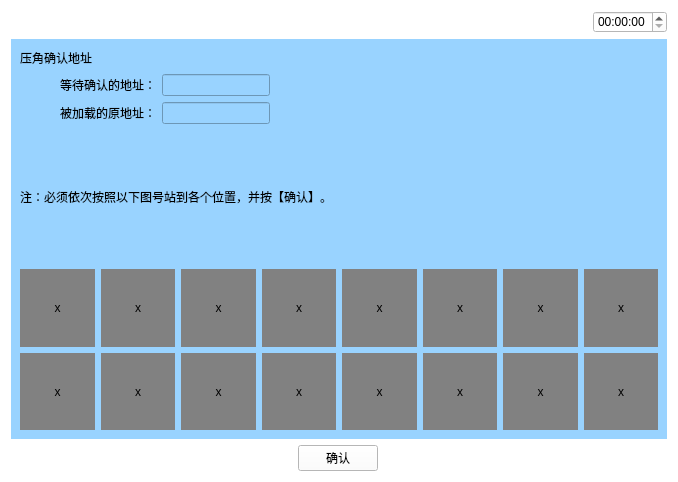
This is WeighSensor/yajiaoquerendizhi.ui in xsw258x2s5w8/WeightSensor as Qt 5 draws it before an edit. The edited form follows.
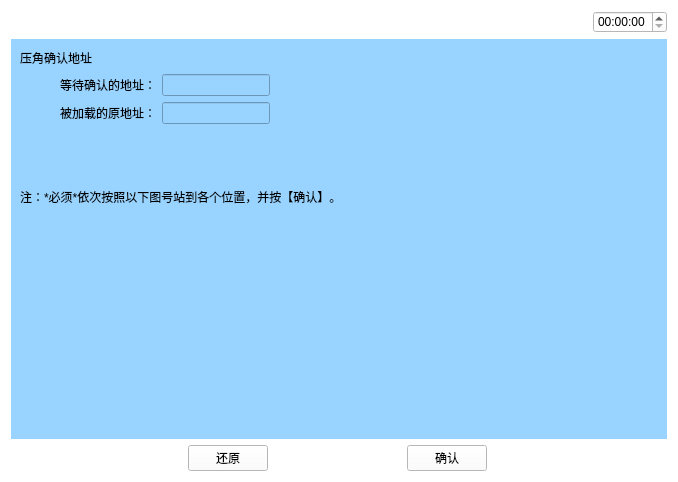
This is the edited form. Icons and pictures are not drawn.

Patch:
```diff
--- a/WeighSensor/yajiaoquerendizhi.ui
+++ b/WeighSensor/yajiaoquerendizhi.ui
@@ -248,7 +248,7 @@
              <number>2</number>
             </property>
             <property name="text">
-             <string>注：必须依次按照以下图号站到各个位置，并按【确认】。</string>
+             <string>注：*必须*依次按照以下图号站到各个位置，并按【确认】。</string>
             </property>
             <property name="wordWrap">
              <bool>true</bool>
@@ -261,78 +261,13 @@
       </item>
       <item>
        <layout class="QGridLayout" name="gridLayout">
-        <item row="0" column="0">
-         <widget class="QLabel" name="label_4">
-          <property name="styleSheet">
-           <string notr="true">background-color: rgb(129, 129, 129);</string>
-          </property>
-          <property name="text">
-           <string>x</string>
-          </property>
-          <property name="alignment">
-           <set>Qt::AlignCenter</set>
-          </property>
-         </widget>
-        </item>
-        <item row="0" column="1">
-         <widget class="QLabel" name="label_10">
-          <property name="styleSheet">
-           <string notr="true">background-color: rgb(129, 129, 129);</string>
-          </property>
-          <property name="text">
-           <string>x</string>
-          </property>
-          <property name="alignment">
-           <set>Qt::AlignCenter</set>
-          </property>
-         </widget>
-        </item>
-        <item row="0" column="2">
-         <widget class="QLabel" name="label_11">
-          <property name="styleSheet">
-           <string notr="true">background-color: rgb(129, 129, 129);</string>
-          </property>
-          <property name="text">
-           <string>x</string>
-          </property>
-          <property name="alignment">
-           <set>Qt::AlignCenter</set>
-          </property>
-         </widget>
-        </item>
-        <item row="0" column="3">
-         <widget class="QLabel" name="label_12">
-          <property name="styleSheet">
-           <string notr="true">background-color: rgb(129, 129, 129);</string>
-          </property>
-          <property name="text">
-           <string>x</string>
-          </property>
-          <property name="alignment">
-           <set>Qt::AlignCenter</set>
-          </property>
-         </widget>
-        </item>
-        <item row="0" column="4">
-         <widget class="QLabel" name="label_13">
-          <property name="styleSheet">
-           <string notr="true">background-color: rgb(129, 129, 129);</string>
-          </property>
-          <property name="text">
-           <string>x</string>
-          </property>
-          <property name="alignment">
-           <set>Qt::AlignCenter</set>
-          </property>
-         </widget>
-        </item>
         <item row="0" column="5">
          <widget class="QLabel" name="label_14">
           <property name="styleSheet">
-           <string notr="true">background-color: rgb(129, 129, 129);</string>
+           <string notr="true"/>
           </property>
           <property name="text">
-           <string>x</string>
+           <string/>
           </property>
           <property name="alignment">
            <set>Qt::AlignCenter</set>
@@ -342,10 +277,10 @@
         <item row="0" column="6">
          <widget class="QLabel" name="label_15">
           <property name="styleSheet">
-           <string notr="true">background-color: rgb(129, 129, 129);</string>
+           <string notr="true"/>
           </property>
           <property name="text">
-           <string>x</string>
+           <string/>
           </property>
           <property name="alignment">
            <set>Qt::AlignCenter</set>
@@ -355,36 +290,10 @@
         <item row="0" column="7">
          <widget class="QLabel" name="label_16">
           <property name="styleSheet">
-           <string notr="true">background-color: rgb(129, 129, 129);</string>
+           <string notr="true"/>
           </property>
           <property name="text">
-           <string>x</string>
-          </property>
-          <property name="alignment">
-           <set>Qt::AlignCenter</set>
-          </property>
-         </widget>
-        </item>
-        <item row="1" column="0">
-         <widget class="QLabel" name="label_17">
-          <property name="styleSheet">
-           <string notr="true">background-color: rgb(129, 129, 129);</string>
-          </property>
-          <property name="text">
-           <string>x</string>
-          </property>
-          <property name="alignment">
-           <set>Qt::AlignCenter</set>
-          </property>
-         </widget>
-        </item>
-        <item row="1" column="1">
-         <widget class="QLabel" name="label_19">
-          <property name="styleSheet">
-           <string notr="true">background-color: rgb(129, 129, 129);</string>
-          </property>
-          <property name="text">
-           <string>x</string>
+           <string/>
           </property>
           <property name="alignment">
            <set>Qt::AlignCenter</set>
@@ -394,10 +303,10 @@
         <item row="1" column="2">
          <widget class="QLabel" name="label_24">
           <property name="styleSheet">
-           <string notr="true">background-color: rgb(129, 129, 129);</string>
+           <string notr="true"/>
           </property>
           <property name="text">
-           <string>x</string>
+           <string/>
           </property>
           <property name="alignment">
            <set>Qt::AlignCenter</set>
@@ -407,10 +316,23 @@
         <item row="1" column="3">
          <widget class="QLabel" name="label_20">
           <property name="styleSheet">
-           <string notr="true">background-color: rgb(129, 129, 129);</string>
+           <string notr="true"/>
           </property>
           <property name="text">
-           <string>x</string>
+           <string/>
+          </property>
+          <property name="alignment">
+           <set>Qt::AlignCenter</set>
+          </property>
+         </widget>
+        </item>
+        <item row="1" column="7">
+         <widget class="QLabel" name="label_18">
+          <property name="styleSheet">
+           <string notr="true"/>
+          </property>
+          <property name="text">
+           <string/>
           </property>
           <property name="alignment">
            <set>Qt::AlignCenter</set>
@@ -420,10 +342,10 @@
         <item row="1" column="4">
          <widget class="QLabel" name="label_23">
           <property name="styleSheet">
-           <string notr="true">background-color: rgb(129, 129, 129);</string>
+           <string notr="true"/>
           </property>
           <property name="text">
-           <string>x</string>
+           <string/>
           </property>
           <property name="alignment">
            <set>Qt::AlignCenter</set>
@@ -433,10 +355,10 @@
         <item row="1" column="5">
          <widget class="QLabel" name="label_21">
           <property name="styleSheet">
-           <string notr="true">background-color: rgb(129, 129, 129);</string>
+           <string notr="true"/>
           </property>
           <property name="text">
-           <string>x</string>
+           <string/>
           </property>
           <property name="alignment">
            <set>Qt::AlignCenter</set>
@@ -446,10 +368,10 @@
         <item row="1" column="6">
          <widget class="QLabel" name="label_22">
           <property name="styleSheet">
-           <string notr="true">background-color: rgb(129, 129, 129);</string>
+           <string notr="true"/>
           </property>
           <property name="text">
-           <string>x</string>
+           <string/>
           </property>
           <property name="alignment">
            <set>Qt::AlignCenter</set>
@@ -459,10 +381,88 @@
         <item row="1" column="7">
          <widget class="QLabel" name="label_18">
           <property name="styleSheet">
-           <string notr="true">background-color: rgb(129, 129, 129);</string>
+           <string notr="true"/>
           </property>
           <property name="text">
-           <string>x</string>
+           <string/>
+          </property>
+          <property name="alignment">
+           <set>Qt::AlignCenter</set>
+          </property>
+         </widget>
+        </item>
+        <item row="1" column="0">
+         <widget class="QLabel" name="label_17">
+          <property name="styleSheet">
+           <string notr="true"/>
+          </property>
+          <property name="text">
+           <string/>
+          </property>
+          <property name="alignment">
+           <set>Qt::AlignCenter</set>
+          </property>
+         </widget>
+        </item>
+        <item row="0" column="6">
+         <widget class="QLabel" name="label_15">
+          <property name="styleSheet">
+           <string notr="true"/>
+          </property>
+          <property name="text">
+           <string/>
+          </property>
+          <property name="alignment">
+           <set>Qt::AlignCenter</set>
+          </property>
+         </widget>
+        </item>
+        <item row="0" column="4">
+         <widget class="QLabel" name="label_13">
+          <property name="styleSheet">
+           <string notr="true"/>
+          </property>
+          <property name="text">
+           <string/>
+          </property>
+          <property name="alignment">
+           <set>Qt::AlignCenter</set>
+          </property>
+         </widget>
+        </item>
+        <item row="0" column="2">
+         <widget class="QLabel" name="label_11">
+          <property name="styleSheet">
+           <string notr="true"/>
+          </property>
+          <property name="text">
+           <string/>
+          </property>
+          <property name="alignment">
+           <set>Qt::AlignCenter</set>
+          </property>
+         </widget>
+        </item>
+        <item row="0" column="3">
+         <widget class="QLabel" name="label_12">
+          <property name="styleSheet">
+           <string notr="true"/>
+          </property>
+          <property name="text">
+           <string/>
+          </property>
+          <property name="alignment">
+           <set>Qt::AlignCenter</set>
+          </property>
+         </widget>
+        </item>
+        <item row="0" column="1">
+         <widget class="QLabel" name="label_10">
+          <property name="styleSheet">
+           <string notr="true"/>
+          </property>
+          <property name="text">
+           <string/>
           </property>
           <property name="alignment">
            <set>Qt::AlignCenter</set>
@@ -518,7 +518,27 @@
       </spacer>
      </item>
      <item>
-      <widget class="QPushButton" name="confirm">
+      <widget class="QPushButton" name="restoreBtn">
+       <property name="text">
+        <string>还原</string>
+       </property>
+      </widget>
+     </item>
+     <item>
+      <spacer name="horizontalSpacer_4">
+       <property name="orientation">
+        <enum>Qt::Horizontal</enum>
+       </property>
+       <property name="sizeHint" stdset="0">
+        <size>
+         <width>40</width>
+         <height>20</height>
+        </size>
+       </property>
+      </spacer>
+     </item>
+     <item>
+      <widget class="QPushButton" name="confirm_Btn">
        <property name="text">
         <string>确认</string>
        </property>
```
Left out of the diff: 27 changed lines with no effect on the pictures.
